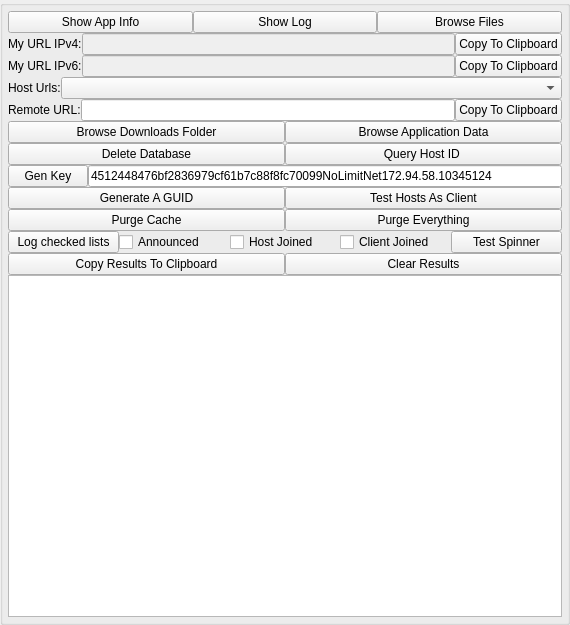
Qt form nolimitgui/CommonSrc/Forms/AppletTestAndDebug.ui (nolimitconnect/NoLimitConnect) before a commit.
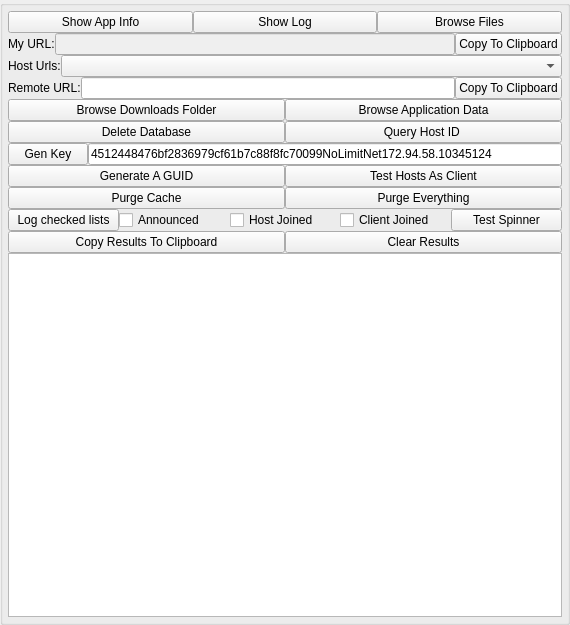
The same form after that commit.

Commit message: More file path fixes for android. Replace File Filter combo box with File Filter buttons widget FileFilterSelectWidget

What changed in the file:
```diff
--- a/nolimitgui/CommonSrc/Forms/AppletTestAndDebug.ui
+++ b/nolimitgui/CommonSrc/Forms/AppletTestAndDebug.ui
@@ -110,7 +110,7 @@
         <item>
          <widget class="QLabel" name="m_MyUrlLabelIpv4">
           <property name="text">
-           <string>My URL IPv4:</string>
+           <string>My URL:</string>
           </property>
          </widget>
         </item>
@@ -122,32 +122,7 @@
          </widget>
         </item>
         <item>
-         <widget class="QPushButton" name="m_CopyMyUrlButtonIpv4">
-          <property name="text">
-           <string>Copy To Clipboard</string>
-          </property>
-         </widget>
-        </item>
-       </layout>
-      </item>
-      <item>
-       <layout class="QHBoxLayout" name="horizontalLayout_34">
-        <item>
-         <widget class="QLabel" name="m_MyUrlLabelIpv6">
-          <property name="text">
-           <string>My URL IPv6:</string>
-          </property>
-         </widget>
-        </item>
-        <item>
-         <widget class="QLineEdit" name="m_MyUrlEditIpv6">
-          <property name="enabled">
-           <bool>false</bool>
-          </property>
-         </widget>
-        </item>
-        <item>
-         <widget class="QPushButton" name="m_CopyMyUrlButtonIpv6">
+         <widget class="QPushButton" name="m_CopyMyUrlButton">
           <property name="text">
            <string>Copy To Clipboard</string>
           </property>
```
Left out of the diff: 4 changed lines with no effect on the pictures. The commit also changes 234 other files.
